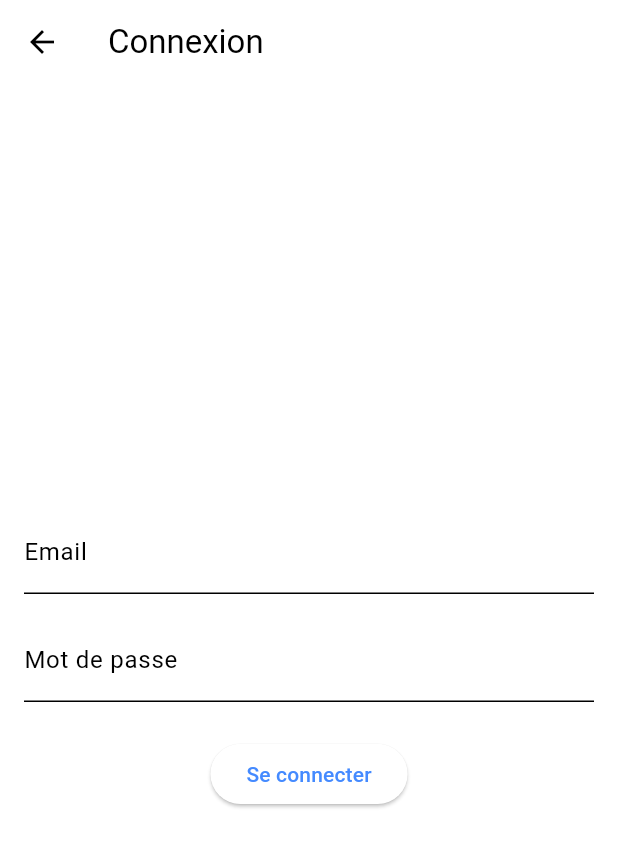
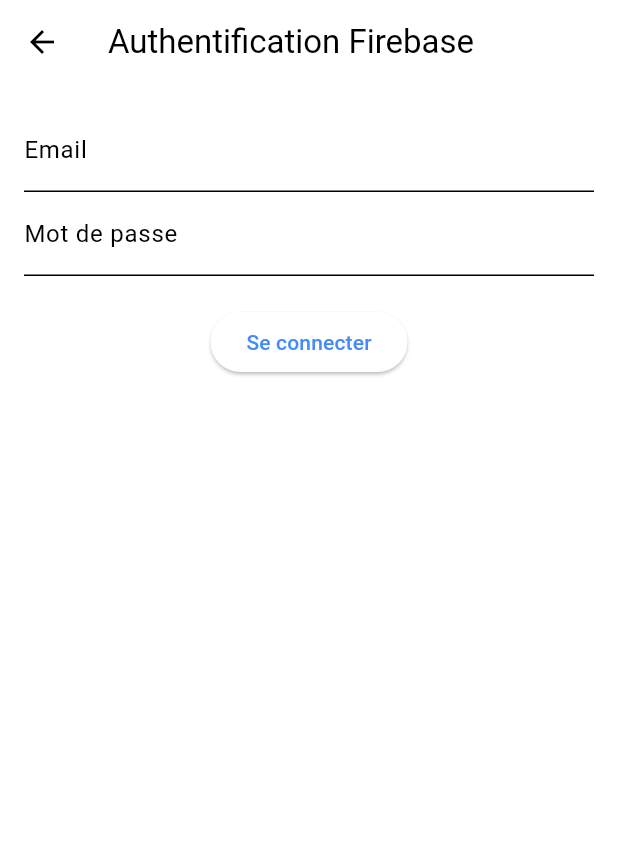
Before and after one commit to hugolgle/appFFN, a Flutter app: the screen it shows after launch, after a tap on "Connexion", on a phone screen of 412 x 824 dp. Shown: the top 847 px of the screen. Run offline on Flutter 3.47's test engine with Material 3 defaults, Android fonts, the phone set to English and light mode, and no system bars; our stand-ins replace firebase_auth, firebase_core, sensors_plus; accounts and stored records are empty.

Commit message:
feat/authentificationFirebase

```diff
--- a/lib/main.dart
+++ b/lib/main.dart
@@ -1,8 +1,12 @@
 import 'package:flutter/material.dart';
 import 'pages/login_page.dart';
+import 'package:firebase_core/firebase_core.dart';
+import 'package:firebase_auth/firebase_auth.dart';
 import 'pages/exercices_page.dart';
 
-void main() {
+void main() async {
+  WidgetsFlutterBinding.ensureInitialized();
+  await Firebase.initializeApp();
   runApp(MyApp());
 }
 
@@ -18,7 +22,7 @@
           secondary: Colors.orange,
         ),
         buttonTheme: ButtonThemeData(
-          buttonColor: Colors.blue, // Couleur de fond des boutons
+          buttonColor: Colors.greenAccent, // Couleur de fond des boutons
         ),
       ),
       home: HomePage(),
@@ -33,47 +37,37 @@
 }
 
 class _HomePageState extends State<HomePage> {
-  bool isConnected = false;
-  int pompesDuJour = 50; // Nombre de pompes à faire aujourd'hui
 
-  // Navigation vers la page de connexion
-  void navigateToLogin() async {
-    final result = await Navigator.push(
-      context,
-      MaterialPageRoute(builder: (context) => LoginPage()),
-    );
-
-    if (result == true) {
-      setState(() {
-        isConnected = true;
-      });
-    }
-  }
-
-  // Déconnexion
-  void logout() {
-    setState(() {
-      isConnected = false;
-    });
-  }
-
-  // Navigation vers la page des exercices
-  void navigateToExercises() async {
-    await Navigator.push(
-      context,
-      MaterialPageRoute(builder: (context) => ExercisesPage()),
-    );
-    // On s'assure que l'état est mis à jour au retour des exercices
-    setState(() {});
-  }
-
+  // Cette méthode écoute les changements d'utilisateur
   @override
   Widget build(BuildContext context) {
+    return StreamBuilder<User?>(
+      stream: FirebaseAuth.instance.authStateChanges(),
+      builder: (context, snapshot) {
+        User? user = snapshot.data;
+
+        bool isConnected = user != null;
+
         return Scaffold(
           appBar: AppBar(
-        title: Text("Accueil FFN", style: TextStyle(fontWeight: FontWeight.bold)),
+            title: Text(
+              "Accueil FFN",
+              style: TextStyle(fontWeight: FontWeight.bold),
+            ),
             backgroundColor: Colors.blueAccent,
+            actions: [
+              // Affichage de l'email de l'utilisateur dans l'AppBar si l'utilisateur est connecté
+              if (isConnected)
+                Padding(
+                  padding: const EdgeInsets.symmetric(horizontal: 20.0),
+                  child: Text(
+                    user!.email ?? 'Utilisateur',
+                    style: TextStyle(color: Colors.white),
                   ),
+                ),
+            ],
+          ),
+
           body: Center(
             child: Padding(
               padding: const EdgeInsets.all(16.0),
@@ -81,7 +75,11 @@
                 mainAxisAlignment: MainAxisAlignment.center,
                 children: [
                   ElevatedButton(
-                onPressed: isConnected ? logout : navigateToLogin,
+                    onPressed: isConnected
+                        ? () async {
+                      await FirebaseAuth.instance.signOut();
+                    }
+                        : navigateToLogin,
                     style: ElevatedButton.styleFrom(
                       padding: EdgeInsets.symmetric(horizontal: 50, vertical: 15),
                       shape: RoundedRectangleBorder(
@@ -89,7 +87,7 @@
                       ),
                       shadowColor: Colors.black.withOpacity(0.5),
                       elevation: 5,
-                  backgroundColor: isConnected ? Colors.red : Colors.blueAccent, // Remplacer primary par backgroundColor
+                      backgroundColor: isConnected ? Colors.red : Colors.blueAccent,
                     ),
                     child: Text(
                       isConnected ? "Se déconnecter" : "Connexion",
@@ -98,7 +96,6 @@
                   ),
                   SizedBox(height: 30),
                   if (isConnected)
-              // Affichage du programme du jour (pompes)
                     Column(
                       children: [
                         Container(
@@ -126,7 +123,7 @@
                               ),
                               SizedBox(height: 10),
                               Text(
-                            "Pompes à faire aujourd'hui : $pompesDuJour",
+                                "Pompes à faire aujourd'hui : 50",
                                 style: TextStyle(fontSize: 20),
                               ),
                             ],
@@ -140,7 +137,7 @@
                             shape: RoundedRectangleBorder(
                               borderRadius: BorderRadius.circular(30),
                             ),
-                        backgroundColor: Colors.orange, // Remplacer primary par backgroundColor
+                            backgroundColor: Colors.orange,
                           ),
                           icon: Icon(Icons.fitness_center, size: 24),
                           label: Text(
@@ -155,5 +152,23 @@
             ),
           ),
         );
+      },
+    );
+  }
+
+  // Fonction pour naviguer vers la page de connexion
+  Future<void> navigateToLogin() async {
+    final result = await Navigator.push(
+      context,
+      MaterialPageRoute(builder: (context) => LoginPage()),
+    );
+  }
+
+  // Fonction pour naviguer vers la page des exercices
+  void navigateToExercises() async {
+    await Navigator.push(
+      context,
+      MaterialPageRoute(builder: (context) => ExercisesPage()),
+    );
   }
 }
--- a/lib/pages/login_page.dart
+++ b/lib/pages/login_page.dart
@@ -1,4 +1,6 @@
 import 'package:flutter/material.dart';
+import 'package:firebase_auth/firebase_auth.dart';
+import 'home_page.dart';
 
 class LoginPage extends StatefulWidget {
   @override
@@ -6,52 +8,63 @@
 }
 
 class _LoginPageState extends State<LoginPage> {
-  final _formKey = GlobalKey<FormState>();
-  String email = '';
-  String password = '';
+  final _emailController = TextEditingController();
+  final _passwordController = TextEditingController();
+  final FirebaseAuth _auth = FirebaseAuth.instance;
 
-  void handleLogin() {
-    if (_formKey.currentState!.validate()) {
-      _formKey.currentState!.save();
+  Future<void> signInWithEmailPassword() async {
+    try {
+      var userCredential = await _auth.signInWithEmailAndPassword(
+        email: _emailController.text,
+        password: _passwordController.text,
+      );
+      print('Utilisateur connecté : ${userCredential.user}');
+      ScaffoldMessenger.of(context).showSnackBar(
+        SnackBar(content: Text('Connexion réussie !')),
+      );
+      Navigator.pushReplacement(
+        context,
+        MaterialPageRoute(builder: (context) => WelcomePage()),
+      );
 
-      // Simule une connexion réussie
-      Navigator.pop(context, true);
+    } on FirebaseAuthException catch (e) {
+      String errorMessage = '';
+      if (e.code == 'user-not-found') {
+        errorMessage = 'Aucun utilisateur trouvé avec cet email.';
+      } else if (e.code == 'wrong-password') {
+        errorMessage = 'Mot de passe incorrect.';
+      } else {
+        errorMessage = 'Erreur inconnue : ${e.message}';
+      }
+      ScaffoldMessenger.of(context).showSnackBar(
+        SnackBar(content: Text(errorMessage)),
+      );
     }
   }
 
   @override
   Widget build(BuildContext context) {
     return Scaffold(
-      appBar: AppBar(title: Text("Connexion")),
+      appBar: AppBar(title: Text('Authentification Firebase')),
       body: Padding(
         padding: const EdgeInsets.all(16.0),
-        child: Form(
-          key: _formKey,
         child: Column(
-            mainAxisAlignment: MainAxisAlignment.center,
           children: [
-              TextFormField(
-                decoration: InputDecoration(labelText: "Email"),
-                keyboardType: TextInputType.emailAddress,
-                validator: (value) =>
-                value!.isEmpty ? "Entrez votre email" : null,
-                onSaved: (value) => email = value!,
+            TextField(
+              controller: _emailController,
+              decoration: InputDecoration(labelText: 'Email'),
             ),
-              SizedBox(height: 16),
-              TextFormField(
-                decoration: InputDecoration(labelText: "Mot de passe"),
+            TextField(
+              controller: _passwordController,
               obscureText: true,
-                validator: (value) =>
-                value!.isEmpty ? "Entrez votre mot de passe" : null,
-                onSaved: (value) => password = value!,
+              decoration: InputDecoration(labelText: 'Mot de passe'),
             ),
-              SizedBox(height: 24),
+            SizedBox(height: 20),
             ElevatedButton(
-                onPressed: handleLogin,
-                child: Text("Se connecter"),
+              onPressed: signInWithEmailPassword,
+              child: Text('Se connecter'),
             ),
           ],
-          ),
         ),
       ),
     );
--- a/pubspec.yaml
+++ b/pubspec.yaml
@@ -36,6 +36,8 @@
   cupertino_icons: ^1.0.8
   sensors_plus: ^6.1.1
   http: ^1.3.0
+  firebase_core: ^2.25.0
+  firebase_auth: ^4.17.3
 
 dev_dependencies:
   flutter_test:
```
Also changed, not shown: firepit-log.txt (added, +24 -0 lines), lib/pages/home_page.dart (+83 -0 lines), firebase.json (added), lib/firebase_options.dart (added), pubspec.lock, 6 other files. Lines whose indentation alone changed are shown as unchanged.
